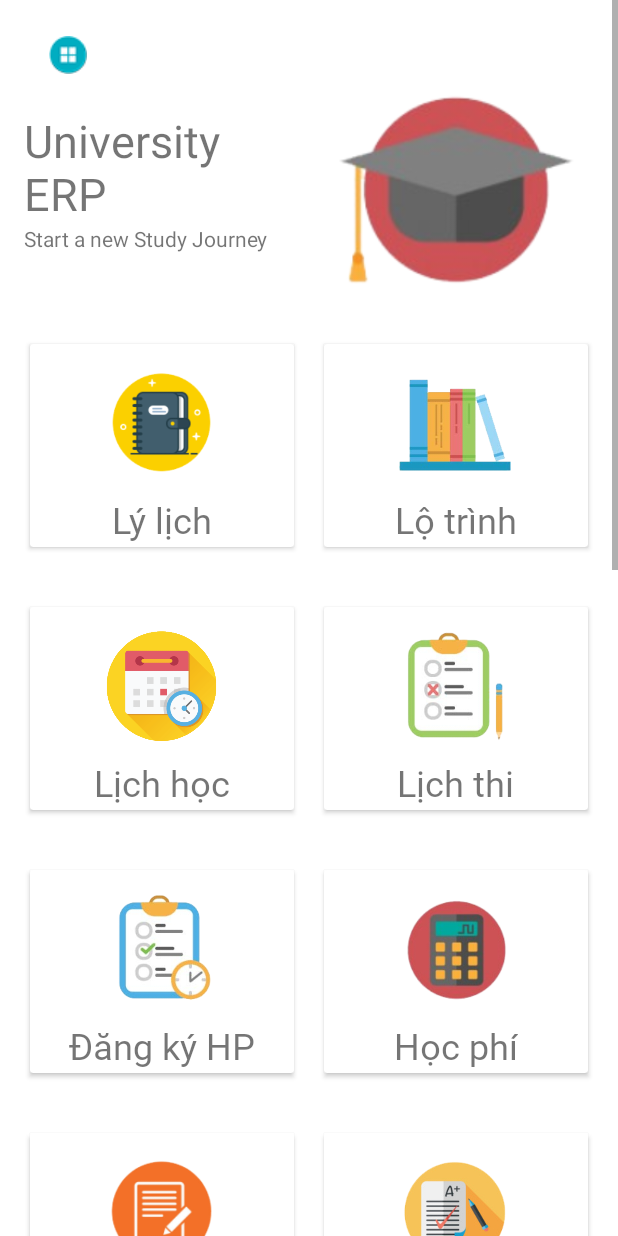
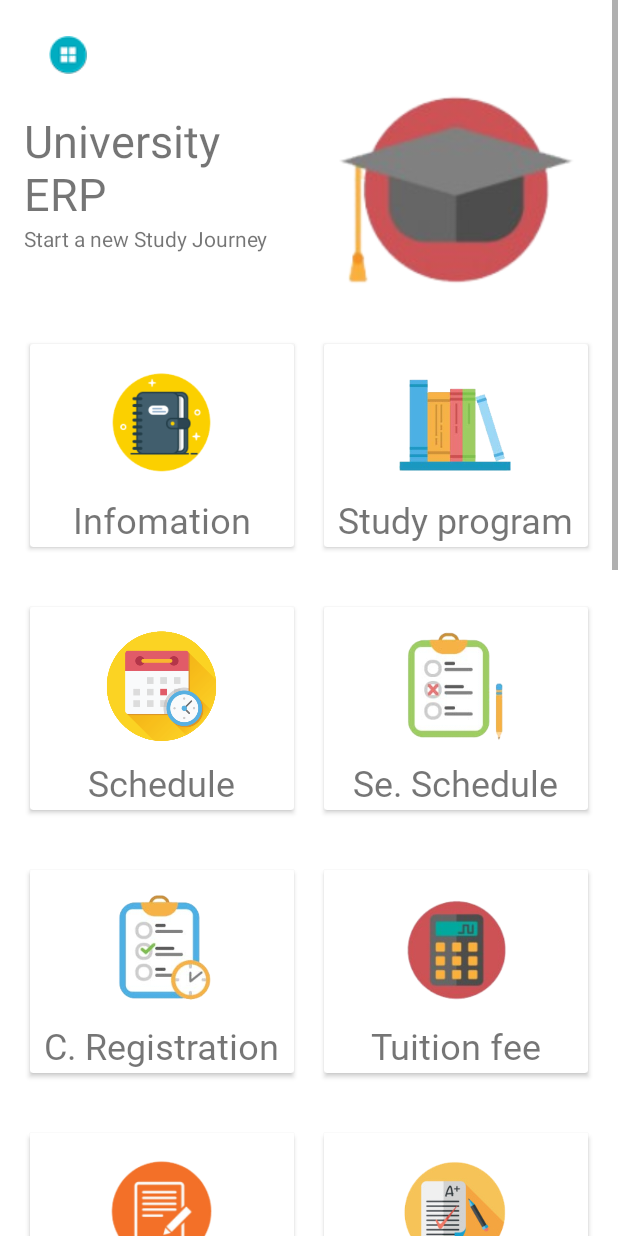
Before and after one commit to marsthanhnp/test2, an Android app: the MainActivity screen opened directly, with no data from a screen before it, on a phone screen of 412 x 824 dp. Run offline under Robolectric (Android 15) with nearby library versions, the phone set to English and light mode, and no system bars; Roboto replaces fonts that are not available here.

Commit message:
Thêm ngôn ngữ en vi

```diff
--- a/app/src/main/java/com/example/aqsolution/MainActivity.java
+++ b/app/src/main/java/com/example/aqsolution/MainActivity.java
@@ -1,5 +1,6 @@
 package com.example.aqsolution;
 
+import androidx.annotation.NonNull;
 import androidx.appcompat.app.ActionBar;
 import androidx.appcompat.app.ActionBarDrawerToggle;
 import androidx.appcompat.app.AppCompatActivity;
@@ -10,13 +11,16 @@ import androidx.drawerlayout.widget.DrawerLayout;
 
 import android.content.Intent;
 import android.os.Bundle;
+import android.view.Menu;
+import android.view.MenuItem;
 import android.view.View;
 import android.view.Window;
 import android.widget.ImageView;
+import android.widget.Toast;
 
 import com.google.android.material.navigation.NavigationView;
 
-public class MainActivity extends AppCompatActivity {
+public class MainActivity extends AppCompatActivity{
     DrawerLayout drawerLayout;
     NavigationView navigationView;
     Toolbar toolbar;
@@ -26,9 +30,10 @@ public class MainActivity extends AppCompatActivity {
         super.onCreate(savedInstanceState);
         setContentView(R.layout.activity_main);
 
+
 //        ẩn thanh toolbar
         drawerLayout=findViewById(R.id.drawer_layout);
-        navigationView=findViewById(R.id.nav_view);
+//        navigationView=findViewById(R.id.nav_view);
         toolbar=findViewById(R.id.toolbar);
 
 //        ánh xạ image view và view
@@ -45,12 +50,18 @@ public class MainActivity extends AppCompatActivity {
 //        Gán toolbar mới thay cho toolbar mặc định
         setSupportActionBar(toolbar);
         toolbar.setNavigationIcon(R.drawable.ic_menu25x25);
+
        toolbar.setNavigationOnClickListener(new View.OnClickListener() {
            @Override
            public void onClick(View v) {
+
                drawerLayout.openDrawer(GravityCompat.START);
            }
        });
+
+
+
+
 
        img_news.setOnClickListener(new View.OnClickListener() {
            @Override
@@ -125,6 +136,15 @@ public class MainActivity extends AppCompatActivity {
             }
         });
     }
+//tạo menu và gán
+    @Override
+    public boolean onCreateOptionsMenu(Menu menu) {
+        getMenuInflater().inflate(R.menu.menu_main,menu);
+
+        return super.onCreateOptionsMenu(menu);
+    }
+
+
 
     @Override
     public void onBackPressed() {
@@ -138,4 +158,6 @@ public class MainActivity extends AppCompatActivity {
         }
     }
 
+
+
 }
--- a/app/src/main/res/layout/activity_main.xml
+++ b/app/src/main/res/layout/activity_main.xml
@@ -5,21 +5,15 @@
     android:id="@+id/drawer_layout"
     android:layout_width="match_parent"
     android:layout_height="match_parent"
-    tools:context=".MainActivity"
-    android:fitsSystemWindows="true"
-    tools:openDrawer="start">
+    tools:context=".MainActivity">
 
     <com.google.android.material.navigation.NavigationView
         android:id="@+id/nav_view"
         android:layout_width="wrap_content"
         android:layout_height="match_parent"
         android:layout_gravity="start"
-        android:fadeScrollbars="true"
-        android:scrollbarAlwaysDrawVerticalTrack="true"
-        android:scrollbars="vertical"
         app:headerLayout="@layout/layout_header"
-        android:overScrollMode="ifContentScrolls"
-        app:menu="@menu/menu_main" />
+        app:menu="@menu/menu_main"/>
     <ScrollView
         android:layout_width="match_parent"
         android:layout_height="match_parent"
@@ -105,7 +99,7 @@
                             android:layout_below="@id/img_info"
                             android:layout_centerHorizontal="true"
                             android:layout_marginTop="10dp"
-                            android:text="Lý lịch"
+                            android:text="@string/txt_info"
                             android:textSize="24sp"
                             app:fontFamily="@font/aclonica" />
                     </RelativeLayout>
@@ -133,7 +127,7 @@
                             android:layout_below="@id/ctdt"
                             android:layout_centerHorizontal="true"
                             android:layout_marginTop="10dp"
-                            android:text="Lộ trình"
+                            android:text="@string/txt_lotrinh"
                             android:textSize="24sp"
                             app:fontFamily="@font/aclonica" />
                     </RelativeLayout>
@@ -172,7 +166,7 @@
                             android:layout_below="@id/tkb"
                             android:layout_centerHorizontal="true"
                             android:layout_marginTop="10dp"
-                            android:text="Lịch học"
+                            android:text="@string/txt_lichhoc"
                             android:textSize="24sp"
                             app:fontFamily="@font/aclonica" />
                     </RelativeLayout>
@@ -192,7 +186,7 @@
                             android:layout_below="@id/thi"
                             android:layout_centerHorizontal="true"
                             android:layout_marginTop="10dp"
-                            android:text="Lịch thi"
+                            android:text="@string/txt_lichthi"
                             android:textSize="24sp"
                             app:fontFamily="@font/aclonica" />
                         <ImageView
@@ -238,7 +232,7 @@
                             android:layout_below="@id/dkmh"
                             android:layout_centerHorizontal="true"
                             android:layout_marginTop="10dp"
-                            android:text="Đăng ký HP"
+                            android:text="@string/txt_dkmh"
                             android:textSize="24sp"
                             app:fontFamily="@font/aclonica" />
                     </RelativeLayout>
@@ -258,7 +252,7 @@
                             android:layout_below="@id/img_hocphi"
                             android:layout_centerHorizontal="true"
                             android:layout_marginTop="10dp"
-                            android:text="Học phí"
+                            android:text="@string/txt_hocphi"
                             android:textSize="24sp"
                             app:fontFamily="@font/aclonica" />
                         <ImageView
@@ -304,7 +298,7 @@
                             android:layout_below="@id/xacnhan"
                             android:layout_centerHorizontal="true"
                             android:layout_marginTop="10dp"
-                            android:text="Xác nhận"
+                            android:text="@string/txt_xacnhan"
                             android:textSize="24sp"
                             app:fontFamily="@font/aclonica" />
                     </RelativeLayout>
@@ -332,7 +326,7 @@
                             android:layout_below="@id/diem"
                             android:layout_centerHorizontal="true"
                             android:layout_marginTop="10dp"
-                            android:text="Điểm"
+                            android:text="@string/txt_diem"
                             android:textSize="24sp"
                             app:fontFamily="@font/aclonica" />
                     </RelativeLayout>
@@ -371,7 +365,7 @@
                             android:layout_below="@id/ktx"
                             android:layout_centerHorizontal="true"
                             android:layout_marginTop="10dp"
-                            android:text="Ký túc xá"
+                            android:text="@string/txt_ktx"
                             android:textSize="24sp"
                             app:fontFamily="@font/aclonica" />
                     </RelativeLayout>
@@ -399,7 +393,7 @@
                             android:layout_below="@id/renluyen"
                             android:layout_centerHorizontal="true"
                             android:layout_marginTop="10dp"
-                            android:text="Rèn luyện"
+                            android:text="@string/txt_renluyen"
                             android:textSize="24sp"
                             app:fontFamily="@font/aclonica" />
                     </RelativeLayout>
@@ -438,7 +432,7 @@
                             android:layout_below="@id/im_news"
                             android:layout_centerHorizontal="true"
                             android:layout_marginTop="10dp"
-                            android:text="Tin tức"
+                            android:text="@string/txt_newsedu"
                             android:textSize="24sp"
                             app:fontFamily="@font/aclonica" />
                     </RelativeLayout>
@@ -467,7 +461,7 @@
                             android:layout_below="@id/img_tdmunews"
                             android:layout_centerHorizontal="true"
                             android:layout_marginTop="10dp"
-                            android:text="TDMU News"
+                            android:text="@string/txt_newstdm"
                             android:textSize="24sp"
                             app:fontFamily="@font/aclonica" />
                     </RelativeLayout>
@@ -506,7 +500,7 @@
                             android:layout_below="@id/img_fanpage"
                             android:layout_centerHorizontal="true"
                             android:layout_marginTop="10dp"
-                            android:text="Fanpage"
+                            android:text="@string/txt_fanpage"
                             android:textSize="24sp"
                             app:fontFamily="@font/aclonica" />
                     </RelativeLayout>
@@ -535,7 +529,7 @@
                             android:layout_below="@id/img_gopy"
                             android:layout_centerHorizontal="true"
                             android:layout_marginTop="10dp"
-                            android:text="Góp ý"
+                            android:text="@string/txt_gopy"
                             android:textSize="24sp"
                             app:fontFamily="@font/aclonica" />
                     </RelativeLayout>
@@ -577,7 +571,7 @@
                             android:layout_below="@id/img_kynang"
                             android:layout_centerHorizontal="true"
                             android:layout_marginTop="10dp"
-                            android:text="Kỹ năng"
+                            android:text="@string/txt_kynang"
                             android:textSize="24sp"
                             app:fontFamily="@font/aclonica" />
                     </RelativeLayout>
@@ -606,7 +600,7 @@
                             android:layout_below="@id/img_location"
                             android:layout_centerHorizontal="true"
                             android:layout_marginTop="10dp"
-                            android:text="Đến trường"
+                            android:text="@string/txt_map"
                             android:textSize="24sp"
                             app:fontFamily="@font/aclonica" />
                     </RelativeLayout>
@@ -648,7 +642,7 @@
                             android:layout_below="@id/img_about"
                             android:layout_centerHorizontal="true"
                             android:layout_marginTop="10dp"
-                            android:text="Giới thiệu"
+                            android:text="@string/txt_about"
                             android:textSize="24sp"
                             app:fontFamily="@font/aclonica" />
                     </RelativeLayout>
--- a/app/src/main/res/menu/menu_main.xml
+++ b/app/src/main/res/menu/menu_main.xml
@@ -1,17 +1,20 @@
 <?xml version="1.0" encoding="utf-8"?>
 <menu xmlns:android="http://schemas.android.com/apk/res/android">
     <group android:checkableBehavior="single">
-        <item android:id="@+id/nav_01"
-            android:title="Menu 01"
+        <item android:id="@+id/nav_info"
+            android:title="Thông tin sinh viên"
+            android:icon="@drawable/ic04"/>
+        <item android:id="@+id/nav_about"
+            android:title="Giới thiệu"
             android:icon="@drawable/ic01"/>
-        <item android:id="@+id/nav_02"
-            android:title="Menu 02"
+        <item android:id="@+id/nav_kynang"
+            android:title="Kỹ năng"
             android:icon="@drawable/ic02"/>
-        <item android:id="@+id/nav_03"
-            android:title="Menu 03"
+        <item android:id="@+id/nav_map"
+            android:title="Địa chỉ trường"
             android:icon="@drawable/ic03"/>
-        <item android:id="@+id/nav_04"
-            android:title="Menu 04"
+        <item android:id="@+id/nav_fanpage"
+            android:title="Fan Page"
             android:icon="@drawable/ic04"/>
     </group>
 
--- a/app/src/main/res/values/strings.xml
+++ b/app/src/main/res/values/strings.xml
@@ -1,6 +1,23 @@
 <resources>
-    <string name="app_name">AQSolution</string>
-    <string name="navigation_drawer_open">Open navigation drawer</string>
-    <string name="navigation_drawer_close">Open navigation close</string>
-    <string name="title_activity_location">Map</string>
+    <string name="app_name" translatable="false">AQSolution</string>
+    <string name="navigation_drawer_open" translatable="false">Open navigation drawer</string>
+    <string name="navigation_drawer_close" translatable="false">Open navigation close</string>
+    <string name="title_activity_location" translatable="false">Map</string>
+    <string name="txt_info">Infomation</string>
+    <string name="txt_lotrinh">Study program</string>
+    <string name="txt_lichhoc">Schedule</string>
+    <string name="txt_lichthi">Se. Schedule</string>
+    <string name="txt_dkmh">C. Registration</string>
+    <string name="txt_hocphi">Tuition fee</string>
+    <string name="txt_xacnhan">Certificate</string>
+    <string name="txt_diem">Scores</string>
+    <string name="txt_ktx">Dormitory</string>
+    <string name="txt_renluyen">Self-training</string>
+    <string name="txt_newsedu">Edu NEWS</string>
+    <string name="txt_newstdm">TDMU NEWS</string>
+    <string name="txt_fanpage" translatable="false">Fanpage</string>
+    <string name="txt_gopy">Feedback</string>
+    <string name="txt_kynang">Study Skills</string>
+    <string name="txt_map">Map</string>
+    <string name="txt_about">About</string>
 </resources>
```
Also changed, not shown: 1 other file.
